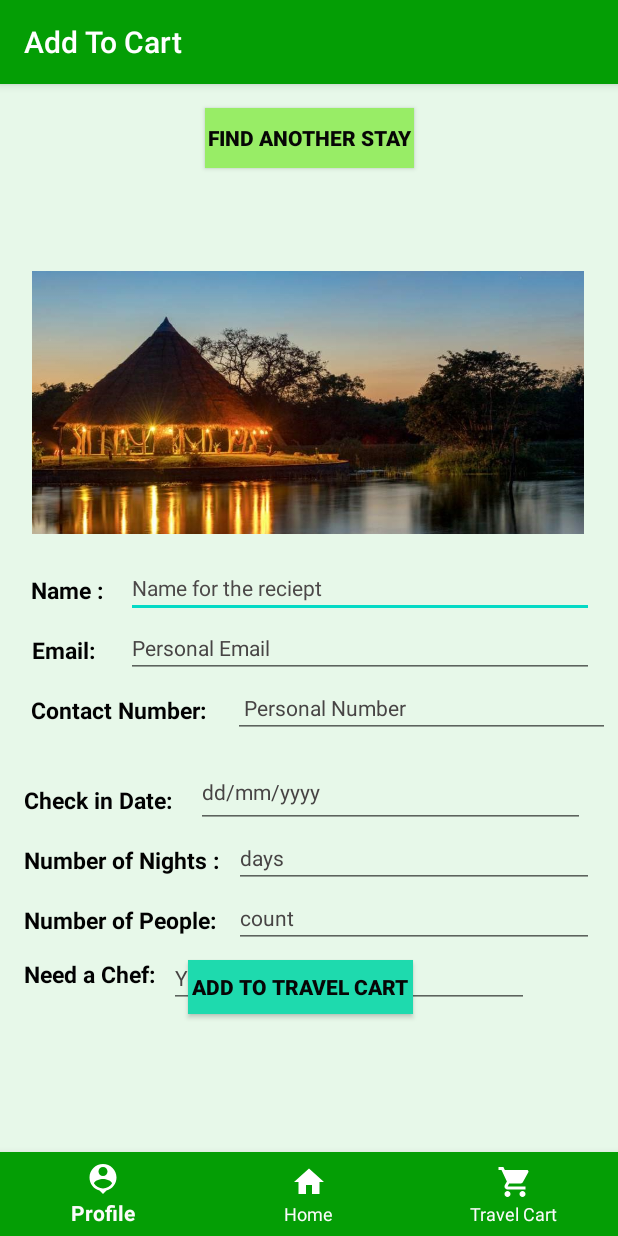
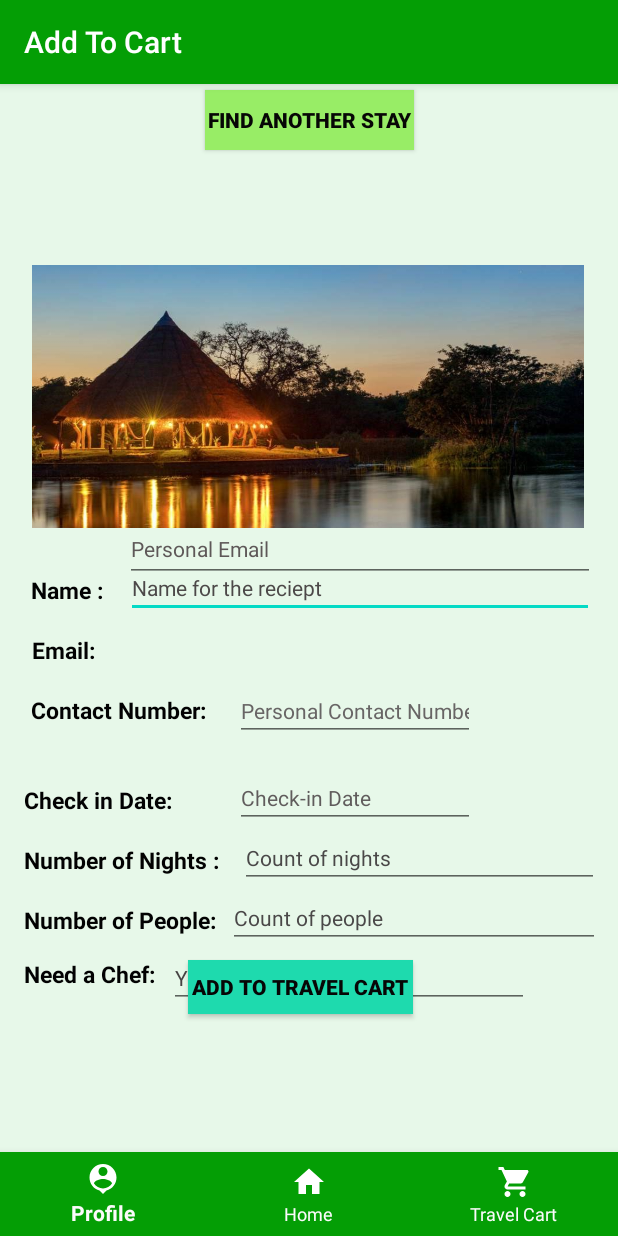
Before and after one commit to IT21029868/SparkX, an Android app: the screen it shows after launch (AddToCart), on a phone screen of 412 x 824 dp. Run offline under Robolectric (Android 15) with nearby library versions, the phone set to English and light mode, and no system bars; our stand-ins replace Firebase (no records; nobody signed in at launch, a user with empty details on screens opened directly).

Commit message:
new pages added

```diff
--- a/app/src/main/java/com/example/sparkx/AddToCart.java
+++ b/app/src/main/java/com/example/sparkx/AddToCart.java
@@ -17,6 +17,10 @@ import com.google.firebase.database.FirebaseDatabase;
 
 public class AddToCart extends AppCompatActivity {
 
+    EditText etname, etemail, etphone, etdate, etnight, etcount, etchef;
+    Button btnsubmit;
+
+    DatabaseReference bookingDB;
 
 
     private Button button34;
@@ -25,6 +29,24 @@ public class AddToCart extends AppCompatActivity {
     protected void onCreate(Bundle savedInstanceState) {
         super.onCreate(savedInstanceState);
         setContentView(R.layout.activity_add_to_cart);
+
+        etname = findViewById(R.id.name1);
+        etemail = findViewById(R.id.email1);
+        etphone = findViewById(R.id.phone1);
+        etdate = findViewById(R.id.date1);
+        etnight = findViewById(R.id.nights1);
+        etcount = findViewById(R.id.people1);
+        etchef = findViewById(R.id.chef1);
+        btnsubmit= findViewById(R.id.submit1);
+
+        bookingDB = FirebaseDatabase.getInstance().getReference().child("HotelBookings");
+
+        btnsubmit.setOnClickListener(new View.OnClickListener() {
+            @Override
+            public void onClick(View view) {
+                insertHotelBookingData();
+            }
+        });
 
 
 
@@ -47,4 +69,30 @@ public class AddToCart extends AppCompatActivity {
         startActivity(intent);
     }
 
+    private void insertHotelBookingData(){
+
+        String name = etname.getText().toString();
+        String email = etemail.getText().toString();
+        String phone = etphone.getText().toString();
+        String date = etdate.getText().toString();
+        String night = etnight.getText().toString();
+        String count = etcount.getText().toString();
+        String chef = etchef.getText().toString();
+
+        HotelBookings hotel1 = new HotelBookings(name,email,phone,
+                date,night,count,chef);
+
+        bookingDB.push().setValue(hotel1);
+        etname.setText("");
+        etemail.setText("");
+        etphone.setText("");
+        etdate.setText("");
+        etnight.setText("");
+        etcount.setText("");
+        etchef.setText("");
+        Toast.makeText(this,"Added to Travel Cart",Toast.LENGTH_SHORT).show();
+
+
+    }
+
 }
--- a/app/src/main/res/layout/activity_add_to_cart.xml
+++ b/app/src/main/res/layout/activity_add_to_cart.xml
@@ -29,7 +29,7 @@
         android:id="@+id/imageView18"
         android:layout_width="368dp"
         android:layout_height="383dp"
-        android:layout_marginBottom="364dp"
+        android:layout_marginBottom="368dp"
         android:elevation="@dimen/cardview_compat_inset_shadow"
         app:layout_constraintBottom_toBottomOf="@+id/bottomNavigationView"
         app:layout_constraintEnd_toEndOf="parent"
@@ -41,7 +41,7 @@
         android:id="@+id/button34"
         android:layout_width="139dp"
         android:layout_height="40dp"
-        android:layout_marginTop="16dp"
+        android:layout_marginTop="4dp"
         android:background="#98ED66"
         android:text="Find Another Stay"
         android:textColor="#070606"
@@ -94,21 +94,6 @@
         app:layout_constraintHorizontal_bias="0.838"
         app:layout_constraintStart_toStartOf="parent" />
 
-    <EditText
-        android:id="@+id/email1"
-        android:layout_width="312dp"
-        android:layout_height="37dp"
-        android:layout_marginBottom="372dp"
-        android:ems="10"
-        android:inputType="textPersonName"
-        android:text="Personal Email"
-        android:textColor="#474444"
-        android:textSize="14sp"
-        app:layout_constraintBottom_toBottomOf="parent"
-        app:layout_constraintEnd_toEndOf="parent"
-        app:layout_constraintHorizontal_bias="0.838"
-        app:layout_constraintStart_toStartOf="parent" />
-
     <TextView
         android:id="@+id/textView31"
         android:layout_width="wrap_content"
@@ -121,21 +106,6 @@
         app:layout_constraintBottom_toBottomOf="parent"
         app:layout_constraintEnd_toEndOf="parent"
         app:layout_constraintHorizontal_bias="0.058"
-        app:layout_constraintStart_toStartOf="parent" />
-
-    <EditText
-        android:id="@+id/number1"
-        android:layout_width="251dp"
-        android:layout_height="38dp"
-        android:layout_marginBottom="332dp"
-        android:ems="10"
-        android:inputType="textPersonName"
-        android:text=" Personal Number"
-        android:textColor="#474444"
-        android:textSize="14sp"
-        app:layout_constraintBottom_toBottomOf="parent"
-        app:layout_constraintEnd_toEndOf="parent"
-        app:layout_constraintHorizontal_bias="0.968"
         app:layout_constraintStart_toStartOf="parent" />
 
     <TextView
@@ -152,21 +122,6 @@
         app:layout_constraintHorizontal_bias="0.07"
         app:layout_constraintStart_toStartOf="parent" />
 
-    <EditText
-        android:id="@+id/date1"
-        android:layout_width="259dp"
-        android:layout_height="48dp"
-        android:layout_marginBottom="272dp"
-        android:ems="10"
-        android:inputType="textPersonName"
-        android:text="dd/mm/yyyy"
-        android:textColor="#474444"
-        android:textSize="14sp"
-        app:layout_constraintBottom_toBottomOf="parent"
-        app:layout_constraintEnd_toEndOf="parent"
-        app:layout_constraintHorizontal_bias="0.855"
-        app:layout_constraintStart_toStartOf="parent" />
-
     <TextView
         android:id="@+id/textView33"
         android:layout_width="wrap_content"
@@ -181,21 +136,6 @@
         app:layout_constraintHorizontal_bias="0.05"
         app:layout_constraintStart_toStartOf="parent" />
 
-    <EditText
-        android:id="@+id/night1"
-        android:layout_width="240dp"
-        android:layout_height="40dp"
-        android:layout_marginBottom="232dp"
-        android:ems="10"
-        android:inputType="textPersonName"
-        android:text="days"
-        android:textColor="#474444"
-        android:textSize="14sp"
-        app:layout_constraintBottom_toBottomOf="parent"
-        app:layout_constraintEnd_toEndOf="parent"
-        app:layout_constraintHorizontal_bias="0.906"
-        app:layout_constraintStart_toStartOf="parent" />
-
     <TextView
         android:id="@+id/textView34"
         android:layout_width="wrap_content"
@@ -208,21 +148,6 @@
         app:layout_constraintBottom_toBottomOf="parent"
         app:layout_constraintEnd_toEndOf="parent"
         app:layout_constraintHorizontal_bias="0.056"
-        app:layout_constraintStart_toStartOf="parent" />
-
-    <EditText
-        android:id="@+id/people1"
-        android:layout_width="240dp"
-        android:layout_height="40dp"
-        android:layout_marginBottom="192dp"
-        android:ems="10"
-        android:inputType="textPersonName"
-        android:text="count"
-        android:textColor="#474444"
-        android:textSize="14sp"
-        app:layout_constraintBottom_toBottomOf="parent"
-        app:layout_constraintEnd_toEndOf="parent"
-        app:layout_constraintHorizontal_bias="0.906"
         app:layout_constraintStart_toStartOf="parent" />
 
     <EditText
@@ -246,6 +171,7 @@
         android:layout_height="wrap_content"
         android:layout_marginBottom="200dp"
         android:text="Number of People:"
+        android:inputType="number"
         android:textColor="#020202"
         android:textSize="15sp"
         android:textStyle="bold"
@@ -268,4 +194,79 @@
         app:layout_constraintHorizontal_bias="0.049"
         app:layout_constraintStart_toStartOf="parent" />
 
+    <EditText
+        android:id="@+id/email1"
+        android:layout_width="313dp"
+        android:layout_height="44dp"
+        android:layout_marginTop="288dp"
+        android:ems="10"
+        android:inputType="textEmailAddress"
+        android:text="Personal Email"
+        android:textColor="#5E5858"
+        android:textSize="14sp"
+        app:layout_constraintEnd_toEndOf="parent"
+        app:layout_constraintHorizontal_bias="0.846"
+        app:layout_constraintStart_toStartOf="parent"
+        app:layout_constraintTop_toTopOf="parent" />
+
+    <EditText
+        android:id="@+id/phone1"
+        android:layout_width="wrap_content"
+        android:layout_height="wrap_content"
+        android:layout_marginBottom="330dp"
+        android:ems="10"
+        android:inputType="phone"
+        android:text="Personal Contact Number"
+        android:textColor="#686565"
+        android:textSize="14sp"
+        app:layout_constraintBottom_toBottomOf="parent"
+        app:layout_constraintEnd_toEndOf="parent"
+        app:layout_constraintHorizontal_bias="0.623"
+        app:layout_constraintStart_toStartOf="parent" />
+
+    <EditText
+        android:id="@+id/date1"
+        android:layout_width="wrap_content"
+        android:layout_height="wrap_content"
+        android:layout_marginBottom="272dp"
+        android:ems="10"
+        android:inputType="date"
+        android:text="Check-in Date"
+        android:textColor="#605C5C"
+        android:textSize="14sp"
+        app:layout_constraintBottom_toBottomOf="parent"
+        app:layout_constraintEnd_toEndOf="parent"
+        app:layout_constraintHorizontal_bias="0.621"
+        app:layout_constraintStart_toStartOf="parent" />
+
+    <EditText
+        android:id="@+id/nights1"
+        android:layout_width="239dp"
+        android:layout_height="37dp"
+        android:layout_marginBottom="232dp"
+        android:ems="10"
+        android:inputType="number"
+        android:text="Count of nights "
+        android:textColor="#4A4848"
+        android:textSize="14sp"
+        app:layout_constraintBottom_toBottomOf="parent"
+        app:layout_constraintEnd_toEndOf="parent"
+        app:layout_constraintHorizontal_bias="0.928"
+        app:layout_constraintStart_toStartOf="parent" />
+
+    <EditText
+        android:id="@+id/people1"
+        android:layout_width="248dp"
+        android:layout_height="40dp"
+        android:layout_marginBottom="192dp"
+        android:ems="10"
+        android:inputType="number"
+        android:text="Count of people"
+        android:textColor="#4A4848"
+        android:textSize="14sp"
+        app:layout_constraintBottom_toBottomOf="parent"
+        app:layout_constraintEnd_toEndOf="parent"
+        app:layout_constraintHorizontal_bias="0.928"
+        app:layout_constraintStart_toStartOf="parent" />
+
 </androidx.constraintlayout.widget.ConstraintLayout>
```
Also changed, not shown: app/src/main/java/com/example/sparkx/HotelBookings.java (added, +71 -0 lines).
